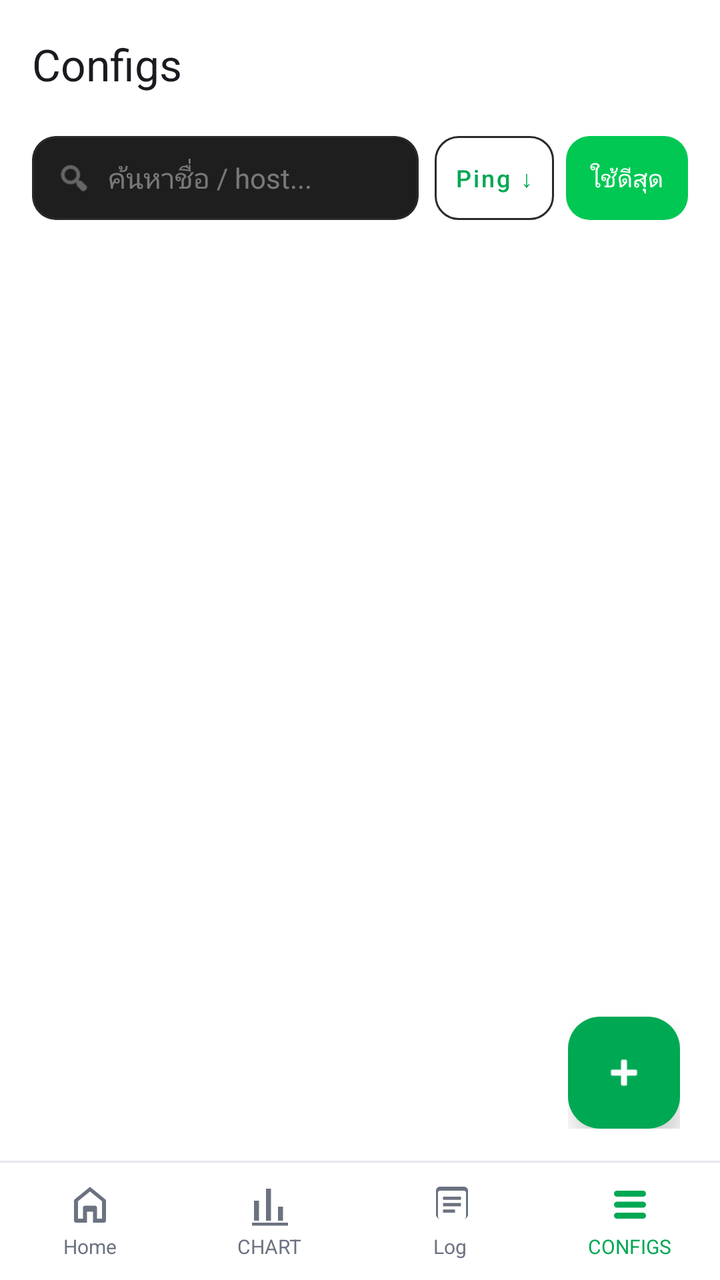
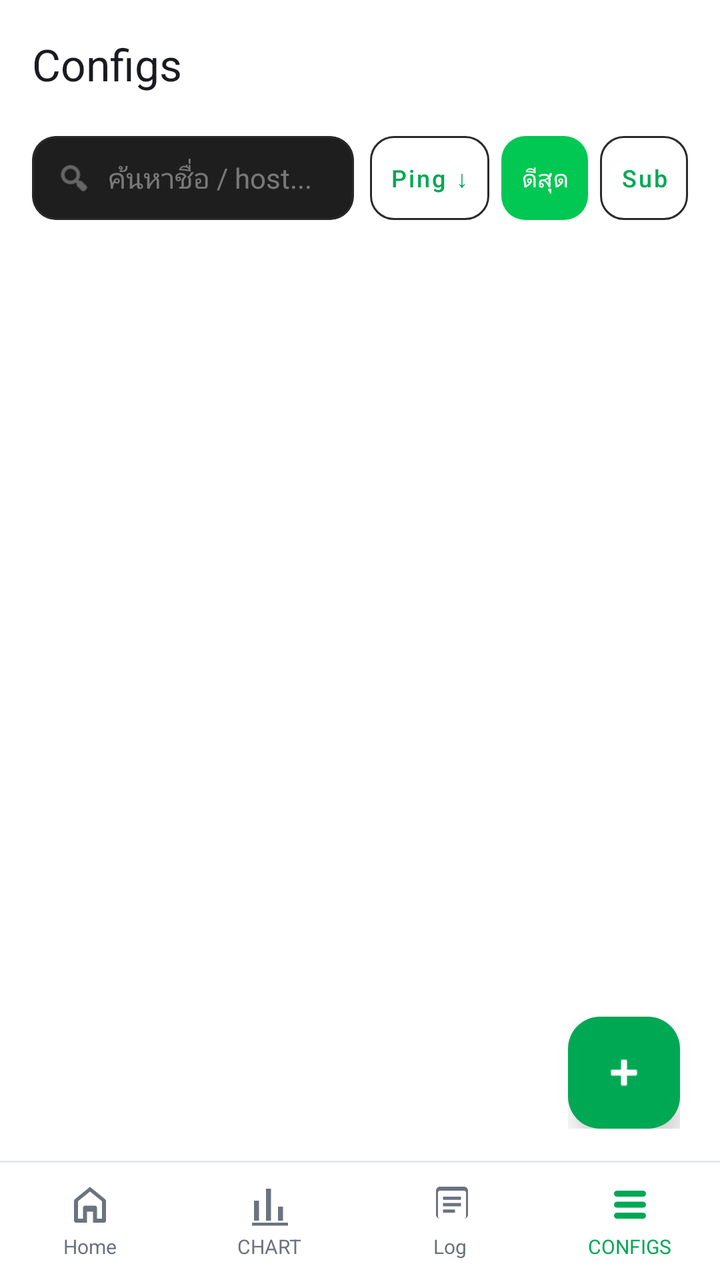

An Android layout rendered at two revisions. The XML below is the earlier revision; the diff shows what the commit changed to produce the second picture.
<!-- AndroidManifest.xml: application theme Theme.MyApp -->
<!-- res/layout/activity_profile_list.xml -->
<?xml version="1.0" encoding="utf-8"?>
<androidx.drawerlayout.widget.DrawerLayout
    xmlns:android="http://schemas.android.com/apk/res/android"
    xmlns:app="http://schemas.android.com/apk/res-auto"
    android:id="@+id/drawerLayout"
    android:layout_width="match_parent"
    android:layout_height="match_parent">

    <LinearLayout
        android:layout_width="match_parent"
        android:layout_height="match_parent"
        android:background="@color/window_background"
        android:orientation="vertical">

        
        <com.google.android.material.appbar.MaterialToolbar
            android:id="@+id/toolbar"
            android:layout_width="match_parent"
            android:layout_height="?attr/actionBarSize"
            android:background="@color/window_background"
            app:title="Configs"
            app:titleTextColor="@color/text_primary"
            app:titleCentered="false" />

        
        <LinearLayout
            android:id="@+id/searchSortBar"
            android:layout_width="match_parent"
            android:layout_height="wrap_content"
            android:gravity="center_vertical"
            android:orientation="horizontal"
            android:paddingHorizontal="16dp"
            android:paddingTop="4dp"
            android:paddingBottom="8dp">

            <com.google.android.material.card.MaterialCardView
                android:layout_width="0dp"
                android:layout_height="42dp"
                android:layout_weight="1"
                app:cardBackgroundColor="#1E1E1E"
                app:cardCornerRadius="12dp"
                app:cardElevation="0dp"
                app:strokeColor="#2A2A2A"
                app:strokeWidth="1dp">

                <LinearLayout
                    android:layout_width="match_parent"
                    android:layout_height="match_parent"
                    android:gravity="center_vertical"
                    android:orientation="horizontal"
                    android:paddingHorizontal="12dp">

                    <ImageView
                        android:layout_width="18dp"
                        android:layout_height="18dp"
                        android:src="@android:drawable/ic_menu_search"
                        app:tint="#88FFFFFF"
                        android:contentDescription="search" />

                    <EditText
                        android:id="@+id/edtSearch"
                        android:layout_width="0dp"
                        android:layout_height="match_parent"
                        android:layout_marginStart="8dp"
                        android:layout_weight="1"
                        android:background="@android:color/transparent"
                        android:hint="ค้นหาชื่อ / host..."
                        android:imeOptions="actionSearch"
                        android:inputType="text"
                        android:maxLines="1"
                        android:textColor="#FFFFFF"
                        android:textColorHint="#66FFFFFF"
                        android:textSize="14sp" />

                    <ImageButton
                        android:id="@+id/btnClearSearch"
                        android:layout_width="28dp"
                        android:layout_height="28dp"
                        android:background="?attr/selectableItemBackgroundBorderless"
                        android:contentDescription="ล้าง"
                        android:padding="4dp"
                        android:src="@android:drawable/ic_menu_close_clear_cancel"
                        android:visibility="gone"
                        app:tint="#88FFFFFF" />
                </LinearLayout>
            </com.google.android.material.card.MaterialCardView>

            <com.google.android.material.button.MaterialButton
                android:id="@+id/btnSortPing"
                style="@style/Widget.MaterialComponents.Button.OutlinedButton"
                android:layout_width="wrap_content"
                android:layout_height="42dp"
                android:layout_marginStart="8dp"
                android:insetTop="0dp"
                android:insetBottom="0dp"
                android:minWidth="0dp"
                android:paddingHorizontal="10dp"
                android:text="Ping ↓"
                android:textAllCaps="false"
                android:textSize="12sp"
                app:cornerRadius="12dp"
                app:strokeColor="#2A2A2A"
                app:strokeWidth="1dp" />

            <com.google.android.material.button.MaterialButton
                android:id="@+id/btnAutoBest"
                android:layout_width="wrap_content"
                android:layout_height="42dp"
                android:layout_marginStart="6dp"
                android:insetTop="0dp"
                android:insetBottom="0dp"
                android:minWidth="0dp"
                android:paddingHorizontal="12dp"
                android:text="ใช้ดีสุด"
                android:textAllCaps="false"
                android:textSize="12sp"
                android:textColor="#FFFFFF"
                app:backgroundTint="#00C853"
                app:cornerRadius="12dp"
                app:elevation="0dp" />
        </LinearLayout>

        
        <FrameLayout
            android:layout_width="match_parent"
            android:layout_height="0dp"
            android:layout_weight="1">

            <androidx.recyclerview.widget.RecyclerView
                android:id="@+id/recyclerProfiles"
                android:layout_width="match_parent"
                android:layout_height="match_parent"
                android:clipToPadding="false"
                android:paddingHorizontal="16dp"
                android:paddingTop="10dp"
                android:paddingBottom="96dp"
                android:visibility="gone" />

            
            <LinearLayout
                android:id="@+id/emptyState"
                android:layout_width="match_parent"
                android:layout_height="match_parent"
                android:gravity="center"
                android:orientation="vertical"
                android:padding="24dp"
                android:visibility="gone">

                <ImageView
                    android:layout_width="72dp"
                    android:layout_height="72dp"
                    android:src="@drawable/ic_nav_configs"
                    app:tint="@color/md_theme_surface_variant"
                    android:contentDescription="empty" />

                <TextView
                    android:layout_width="wrap_content"
                    android:layout_height="wrap_content"
                    android:layout_marginTop="16dp"
                    android:text="ยังไม่มีโปรไฟล์"
                    android:textColor="@color/accent_green"
                    android:textSize="16sp"
                    android:textStyle="bold" />

                <TextView
                    android:layout_width="wrap_content"
                    android:layout_height="wrap_content"
                    android:layout_marginTop="8dp"
                    android:gravity="center"
                    android:text="It looks like you have not set up any\nconfigurations yet!"
                    android:textColor="@color/text_muted"
                    android:textSize="13sp" />

                <TextView
                    android:layout_width="wrap_content"
                    android:layout_height="wrap_content"
                    android:layout_marginTop="16dp"
                    android:gravity="center"
                    android:text="กดปุ่ม + มุมล่างขวาเพื่อเพิ่มคอนฟิก"
                    android:textColor="@color/text_muted"
                    android:textSize="12sp" />

            </LinearLayout>

            
            <LinearLayout
                android:id="@+id/fabMenuContainer"
                android:layout_width="wrap_content"
                android:layout_height="wrap_content"
                android:layout_gravity="bottom|end"
                android:layout_marginEnd="20dp"
                android:layout_marginBottom="16dp"
                android:gravity="end"
                android:orientation="vertical">

                <LinearLayout
                    android:id="@+id/fabOptionQr"
                    android:layout_width="wrap_content"
                    android:layout_height="wrap_content"
                    android:layout_marginBottom="12dp"
                    android:gravity="center_vertical"
                    android:orientation="horizontal"
                    android:visibility="gone"
                    android:alpha="0">

                    <TextView
                        android:layout_width="wrap_content"
                        android:layout_height="wrap_content"
                        android:layout_marginEnd="10dp"
                        android:background="@drawable/bg_fab_label"
                        android:paddingHorizontal="10dp"
                        android:paddingVertical="4dp"
                        android:text="สแกน QR"
                        android:textColor="@color/text_primary"
                        android:textSize="12sp" />

                    <com.google.android.material.floatingactionbutton.FloatingActionButton
                        android:id="@+id/fabQr"
                        android:layout_width="wrap_content"
                        android:layout_height="wrap_content"
                        android:contentDescription="Scan QR"
                        app:fabSize="mini"
                        app:srcCompat="@android:drawable/ic_menu_camera"
                        app:backgroundTint="@color/md_theme_surface_variant"
                        app:tint="@color/text_primary"
                        app:elevation="4dp" />
                </LinearLayout>

                <LinearLayout
                    android:id="@+id/fabOptionImport"
                    android:layout_width="wrap_content"
                    android:layout_height="wrap_content"
                    android:layout_marginBottom="12dp"
                    android:gravity="center_vertical"
                    android:orientation="horizontal"
                    android:visibility="gone"
                    android:alpha="0">

                    <TextView
                        android:layout_width="wrap_content"
                        android:layout_height="wrap_content"
                        android:layout_marginEnd="10dp"
                        android:background="@drawable/bg_fab_label"
                        android:paddingHorizontal="10dp"
                        android:paddingVertical="4dp"
                        android:text="Import Clipboard"
                        android:textColor="@color/text_primary"
                        android:textSize="12sp" />

                    <com.google.android.material.floatingactionbutton.FloatingActionButton
                        android:id="@+id/fabImport"
                        android:layout_width="wrap_content"
                        android:layout_height="wrap_content"
                        android:contentDescription="Import"
                        app:fabSize="mini"
                        app:srcCompat="@android:drawable/ic_menu_agenda"
                        app:backgroundTint="@color/md_theme_surface_variant"
                        app:tint="@color/text_primary"
                        app:elevation="4dp" />
                </LinearLayout>

                <LinearLayout
                    android:id="@+id/fabOptionAdd"
                    android:layout_width="wrap_content"
                    android:layout_height="wrap_content"
                    android:layout_marginBottom="12dp"
                    android:gravity="center_vertical"
                    android:orientation="horizontal"
                    android:visibility="gone"
                    android:alpha="0">

                    <TextView
                        android:layout_width="wrap_content"
                        android:layout_height="wrap_content"
                        android:layout_marginEnd="10dp"
                        android:background="@drawable/bg_fab_label"
                        android:paddingHorizontal="10dp"
                        android:paddingVertical="4dp"
                        android:text="Add Configuration"
                        android:textColor="@color/text_primary"
                        android:textSize="12sp" />

                    <com.google.android.material.floatingactionbutton.FloatingActionButton
                        android:id="@+id/fabAdd"
                        android:layout_width="wrap_content"
                        android:layout_height="wrap_content"
                        android:contentDescription="Add"
                        app:fabSize="mini"
                        app:srcCompat="@android:drawable/ic_input_add"
                        app:backgroundTint="@color/vpn_connected"
                        app:tint="@color/text_primary"
                        app:elevation="4dp" />
                </LinearLayout>

                <com.google.android.material.floatingactionbutton.FloatingActionButton
                    android:id="@+id/fabMain"
                    android:layout_width="wrap_content"
                    android:layout_height="wrap_content"
                    android:layout_gravity="end"
                    android:contentDescription="Menu"
                    app:srcCompat="@android:drawable/ic_input_add"
                    app:backgroundTint="@color/accent_green"
                    app:tint="@android:color/white"
                    app:elevation="8dp"
                    app:fabSize="normal"
                    app:borderWidth="0dp" />
            </LinearLayout>
        </FrameLayout>

        
        <LinearLayout
            android:layout_width="match_parent"
            android:layout_height="wrap_content"
            android:background="@drawable/bg_bottom_nav"
            android:orientation="horizontal"
            android:paddingTop="10dp"
            android:paddingBottom="10dp">

            <LinearLayout
                android:id="@+id/navHome"
                android:layout_width="0dp"
                android:layout_height="wrap_content"
                android:layout_weight="1"
                android:background="?attr/selectableItemBackground"
                android:clickable="true"
                android:focusable="true"
                android:gravity="center"
                android:orientation="vertical">

                <ImageView
                    android:layout_width="24dp"
                    android:layout_height="24dp"
                    android:src="@drawable/ic_nav_home"
                    app:tint="@color/bottom_nav_icon" />

                <TextView
                    android:layout_width="wrap_content"
                    android:layout_height="wrap_content"
                    android:layout_marginTop="2dp"
                    android:text="Home"
                    android:textColor="@color/bottom_nav_icon"
                    android:textSize="10sp" />
            </LinearLayout>

            <LinearLayout
                android:id="@+id/navChart"
                android:layout_width="0dp"
                android:layout_height="wrap_content"
                android:layout_weight="1"
                android:background="?attr/selectableItemBackground"
                android:clickable="true"
                android:focusable="true"
                android:gravity="center"
                android:orientation="vertical">

                <ImageView
                    android:layout_width="24dp"
                    android:layout_height="24dp"
                    android:src="@drawable/ic_nav_chart"
                    app:tint="@color/bottom_nav_icon" />

                <TextView
                    android:layout_width="wrap_content"
                    android:layout_height="wrap_content"
                    android:layout_marginTop="2dp"
                    android:text="CHART"
                    android:textColor="@color/bottom_nav_icon"
                    android:textSize="10sp" />
            </LinearLayout>

            <LinearLayout
                android:id="@+id/navLogs"
                android:layout_width="0dp"
                android:layout_height="wrap_content"
                android:layout_weight="1"
                android:background="?attr/selectableItemBackground"
                android:clickable="true"
                android:focusable="true"
                android:gravity="center"
                android:orientation="vertical">

                <ImageView
                    android:layout_width="24dp"
                    android:layout_height="24dp"
                    android:src="@drawable/ic_nav_log"
                    app:tint="@color/bottom_nav_icon" />

                <TextView
                    android:layout_width="wrap_content"
                    android:layout_height="wrap_content"
                    android:layout_marginTop="2dp"
                    android:text="Log"
                    android:textColor="@color/bottom_nav_icon"
                    android:textSize="10sp" />
            </LinearLayout>

            <LinearLayout
                android:id="@+id/navConfigs"
                android:layout_width="0dp"
                android:layout_height="wrap_content"
                android:layout_weight="1"
                android:background="?attr/selectableItemBackground"
                android:clickable="true"
                android:focusable="true"
                android:gravity="center"
                android:orientation="vertical">

                <ImageView
                    android:layout_width="24dp"
                    android:layout_height="24dp"
                    android:src="@drawable/ic_nav_configs"
                    app:tint="@color/bottom_nav_icon_active" />

                <TextView
                    android:layout_width="wrap_content"
                    android:layout_height="wrap_content"
                    android:layout_marginTop="2dp"
                    android:text="CONFIGS"
                    android:textColor="@color/bottom_nav_icon_active"
                    android:textSize="10sp" />
            </LinearLayout>
        </LinearLayout>


    </LinearLayout>

    <com.google.android.material.navigation.NavigationView
        android:id="@+id/navView"
        android:layout_width="wrap_content"
        android:layout_height="match_parent"
        android:layout_gravity="start"
        android:background="@color/card_background"
        app:headerLayout="@layout/nav_header_connection"
        app:itemIconTint="@color/text_secondary"
        app:itemTextColor="@color/text_primary"
        app:menu="@menu/menu_drawer_connection" />

</androidx.drawerlayout.widget.DrawerLayout>
<!-- res/layout/nav_header_connection.xml (included above) -->
<?xml version="1.0" encoding="utf-8"?>
<LinearLayout xmlns:android="http://schemas.android.com/apk/res/android"
    xmlns:app="http://schemas.android.com/apk/res-auto"
    android:layout_width="match_parent"
    android:layout_height="180dp"
    android:background="#1F2733"
    android:gravity="bottom"
    android:orientation="vertical"
    android:padding="20dp">

    <ImageView
        android:layout_width="56dp"
        android:layout_height="56dp"
        android:background="@drawable/bg_circle"
        android:padding="10dp"
        android:src="@drawable/ic_vpn"
        app:tint="#00E676" />

    <TextView
        android:layout_width="wrap_content"
        android:layout_height="wrap_content"
        android:layout_marginTop="12dp"
        android:text="Tunnel Mate"
        android:textColor="#FFFFFF"
        android:textSize="20sp"
        android:textStyle="bold" />

    <TextView
        android:id="@+id/navSubtitle"
        android:layout_width="wrap_content"
        android:layout_height="wrap_content"
        android:layout_marginTop="2dp"
        android:text="จัดการ VPN ทั้งหมด"
        android:textColor="#B0BEC5"
        android:textSize="13sp" />
</LinearLayout>
<!-- resources referenced by this layout -->
<resources>
  <color name="accent_green">#00A854</color>
  <color name="bottom_nav_icon">#6B7280</color>
  <color name="bottom_nav_icon_active">#00A854</color>
  <color name="card_background">#FFFFFF</color>
  <color name="md_theme_surface_variant">#E3E1EC</color>
  <color name="text_muted">#9CA3AF</color>
  <color name="text_primary">#1A1B21</color>
  <color name="text_secondary">#6B7280</color>
  <color name="vpn_connected">#2E7D32</color>
  <color name="window_background">#FFFFFF</color>
  <!-- drawable bg_bottom_nav (drawable) -->
  <?xml version="1.0" encoding="utf-8"?>
  <layer-list xmlns:android="http://schemas.android.com/apk/res/android">
      <item>
          <shape android:shape="rectangle">
              <solid android:color="@color/bottom_nav_background" />
          </shape>
      </item>
      
      <item android:height="1dp" android:gravity="top">
          <shape android:shape="rectangle">
              <solid android:color="@color/divider" />
          </shape>
      </item>
  </layer-list>
  <!-- drawable bg_circle (drawable) -->
  <?xml version="1.0" encoding="utf-8"?>
  <shape xmlns:android="http://schemas.android.com/apk/res/android"
      android:shape="oval">
      <solid android:color="#1A2230" />
      <stroke
          android:width="1dp"
          android:color="#253044" />
  </shape>
  <!-- drawable bg_fab_label (drawable) -->
  <?xml version="1.0" encoding="utf-8"?>
  <shape xmlns:android="http://schemas.android.com/apk/res/android"
      android:shape="rectangle">
      <solid android:color="#CC263238" />
      <corners android:radius="6dp" />
  </shape>
  <!-- drawable ic_nav_chart (drawable) -->
  <?xml version="1.0" encoding="utf-8"?>
  <vector xmlns:android="http://schemas.android.com/apk/res/android"
      android:width="24dp"
      android:height="24dp"
      android:viewportWidth="24"
      android:viewportHeight="24">
      <path
          android:fillColor="#FFFFFF"
          android:pathData="M4,20h2.5V10H4V20zM10,20h2.5V4H10V20zM16,20h2.5v-7H16V20zM3,21h18v1.5H3V21z"/>
  </vector>
  <!-- drawable ic_nav_home (drawable) -->
  <?xml version="1.0" encoding="utf-8"?>
  <vector xmlns:android="http://schemas.android.com/apk/res/android"
      android:width="24dp"
      android:height="24dp"
      android:viewportWidth="24"
      android:viewportHeight="24">
      <path
          android:fillColor="#FFFFFF"
          android:pathData="M12,3.1L4.5,9.2c-0.3,0.25 -0.5,0.63 -0.5,1.03V20c0,0.55 0.45,1 1,1h5.5v-5.5h3V21H19c0.55,0 1,-0.45 1,-1v-9.77c0,-0.4 -0.2,-0.78 -0.5,-1.03L12,3.1zM12,5.4l6,4.9V19h-2.5v-5.5c0,-0.55 -0.45,-1 -1,-1h-5c-0.55,0 -1,0.45 -1,1V19H6v-8.7l6,-4.9z"/>
  </vector>
  <!-- drawable ic_vpn (drawable) -->
  <?xml version="1.0" encoding="utf-8"?>
  <vector xmlns:android="http://schemas.android.com/apk/res/android"
      android:width="24dp"
      android:height="24dp"
      android:viewportWidth="24"
      android:viewportHeight="24">
      
      <path
          android:fillColor="#00E676"
          android:pathData="M12,1 L4,4 L4,11 C4,16.55 7.41,21.74 12,23 C16.59,21.74 20,16.55 20,11 L20,4 Z" />
      
      <path
          android:fillColor="#0D1117"
          android:pathData="M10.5,14.5 L8,12 L6.5,13.5 L10.5,17.5 L17.5,10.5 L16,9 Z" />
  </vector>
  <color name="bottom_nav_background">#FFFFFF</color>
  <color name="divider">#E5E7EB</color>
  <color name="md_theme_primary_container">#E0E0FF</color>
  <color name="md_theme_on_primary_container">#12134A</color>
  <color name="md_theme_secondary">#5A5D72</color>
  <color name="md_theme_on_secondary">#FFFFFF</color>
  <color name="md_theme_secondary_container">#DFE1F9</color>
  <color name="md_theme_on_secondary_container">#171B2C</color>
  <color name="md_theme_tertiary">#006B5F</color>
  <color name="md_theme_on_tertiary">#FFFFFF</color>
  <color name="md_theme_error">#BA1A1A</color>
  <color name="md_theme_on_error">#FFFFFF</color>
  <color name="status_bar">#FFFFFF</color>
  <!-- unchanged entries left out for length: 3 -->
</resources>

<!-- the commit's change to res/layout/activity_profile_list.xml (unified diff, before → after) -->
@@ -110,14 +110,87 @@
                 android:insetTop="0dp"
                 android:insetBottom="0dp"
                 android:minWidth="0dp"
-                android:paddingHorizontal="12dp"
-                android:text="ใช้ดีสุด"
+                android:paddingHorizontal="10dp"
+                android:text="ดีสุด"
                 android:textAllCaps="false"
                 android:textSize="12sp"
                 android:textColor="#FFFFFF"
                 app:backgroundTint="#00C853"
                 app:cornerRadius="12dp"
                 app:elevation="0dp" />
+
+            <com.google.android.material.button.MaterialButton
+                android:id="@+id/btnSubscription"
+                style="@style/Widget.MaterialComponents.Button.OutlinedButton"
+                android:layout_width="wrap_content"
+                android:layout_height="42dp"
+                android:layout_marginStart="6dp"
+                android:insetTop="0dp"
+                android:insetBottom="0dp"
+                android:minWidth="0dp"
+                android:paddingHorizontal="10dp"
+                android:text="Sub"
+                android:textAllCaps="false"
+                android:textSize="12sp"
+                app:cornerRadius="12dp"
+                app:strokeColor="#2A2A2A"
+                app:strokeWidth="1dp" />
+        </LinearLayout>
+
+        
+        <LinearLayout
+            android:id="@+id/multiSelectBar"
+            android:layout_width="match_parent"
+            android:layout_height="48dp"
+            android:background="#1B3A1B"
+            android:gravity="center_vertical"
+            android:orientation="horizontal"
+            android:paddingHorizontal="12dp"
+            android:visibility="gone">
+
+            <TextView
+                android:id="@+id/txtMultiCount"
+                android:layout_width="0dp"
+                android:layout_height="wrap_content"
+                android:layout_weight="1"
+                android:text="เลือก 0 รายการ"
+                android:textColor="#00E676"
+                android:textSize="14sp"
+                android:textStyle="bold" />
+
+            <TextView
+                android:id="@+id/btnSelectAll"
+                android:layout_width="wrap_content"
+                android:layout_height="wrap_content"
+                android:background="?attr/selectableItemBackground"
+                android:paddingHorizontal="10dp"
+                android:paddingVertical="8dp"
+                android:text="ทั้งหมด"
+                android:textColor="#FFFFFF"
+                android:textSize="13sp" />
+
+            <TextView
+                android:id="@+id/btnDeleteSelected"
+                android:layout_width="wrap_content"
+                android:layout_height="wrap_content"
+                android:background="?attr/selectableItemBackground"
+                android:paddingHorizontal="10dp"
+                android:paddingVertical="8dp"
+                android:text="ลบ"
+                android:textColor="#FF5252"
+                android:textSize="13sp"
+                android:textStyle="bold" />
+
+            <TextView
+                android:id="@+id/btnCancelMulti"
+                android:layout_width="wrap_content"
+                android:layout_height="wrap_content"
+                android:background="?attr/selectableItemBackground"
+                android:paddingHorizontal="10dp"
+                android:paddingVertical="8dp"
+                android:text="ยกเลิก"
+                android:textColor="#B0BEC5"
+                android:textSize="13sp" />
         </LinearLayout>
 
         
